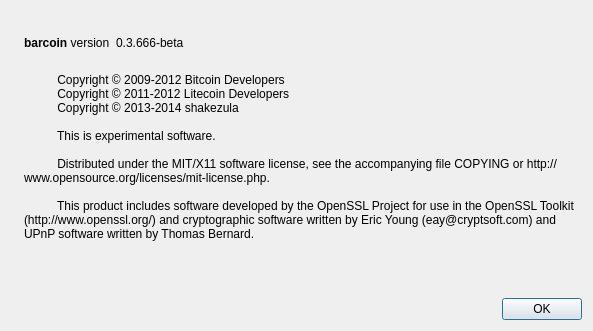
jeronimek/WWFcoin, file src/qt/forms/aboutdialog.ui: the form before one commit.
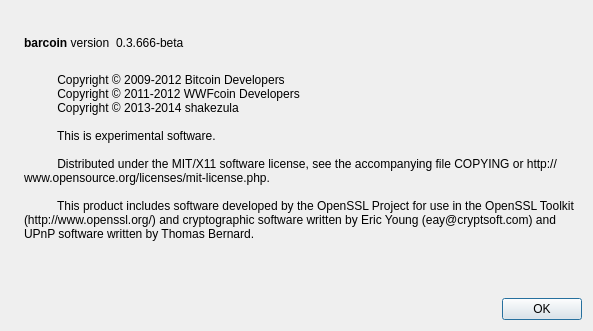
The form after the commit. Icons and pictures are not drawn.

Diff of the .ui file:
```diff
--- a/src/qt/forms/aboutdialog.ui
+++ b/src/qt/forms/aboutdialog.ui
@@ -96,10 +96,10 @@
        <property name="text">
         <string>
           Copyright © 2009-2012 Bitcoin Developers
-          Copyright © 2011-2012 Litecoin Developers
-          Copyright © 2013-2014 shakezula 
+          Copyright © 2011-2012 WWFcoin Developers
+          Copyright © 2013-2014 shakezula
 
-          This is experimental software. 
+          This is experimental software.
 
           Distributed under the MIT/X11 software license, see the accompanying file COPYING or http://www.opensource.org/licenses/mit-license.php.
 
```
